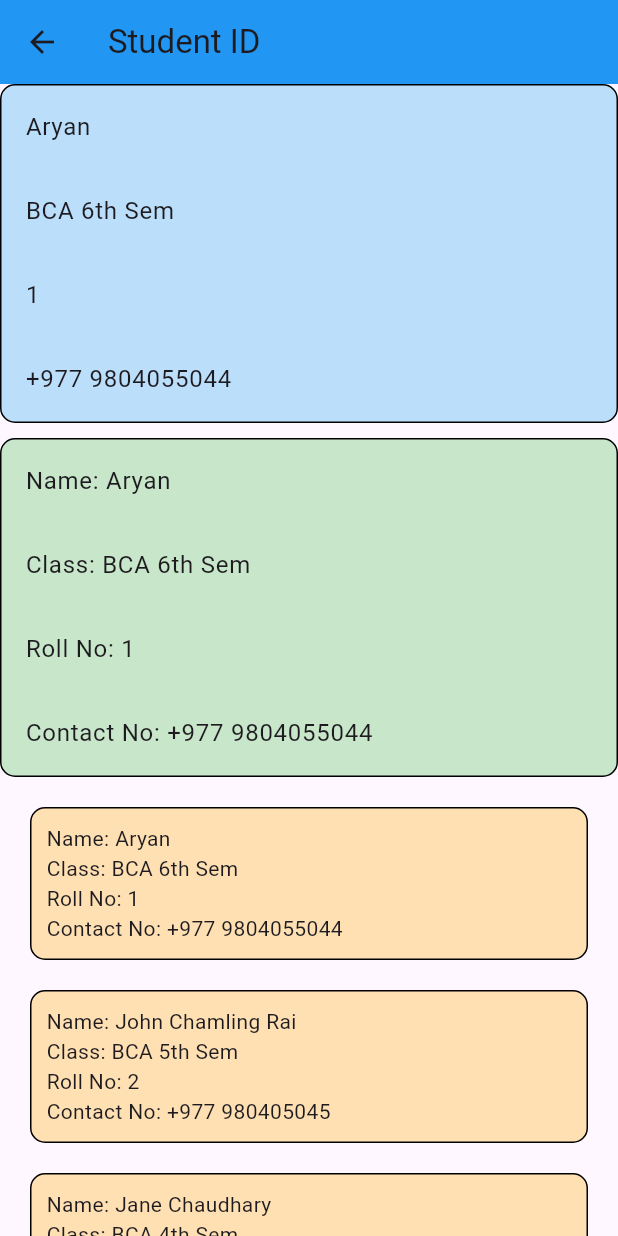
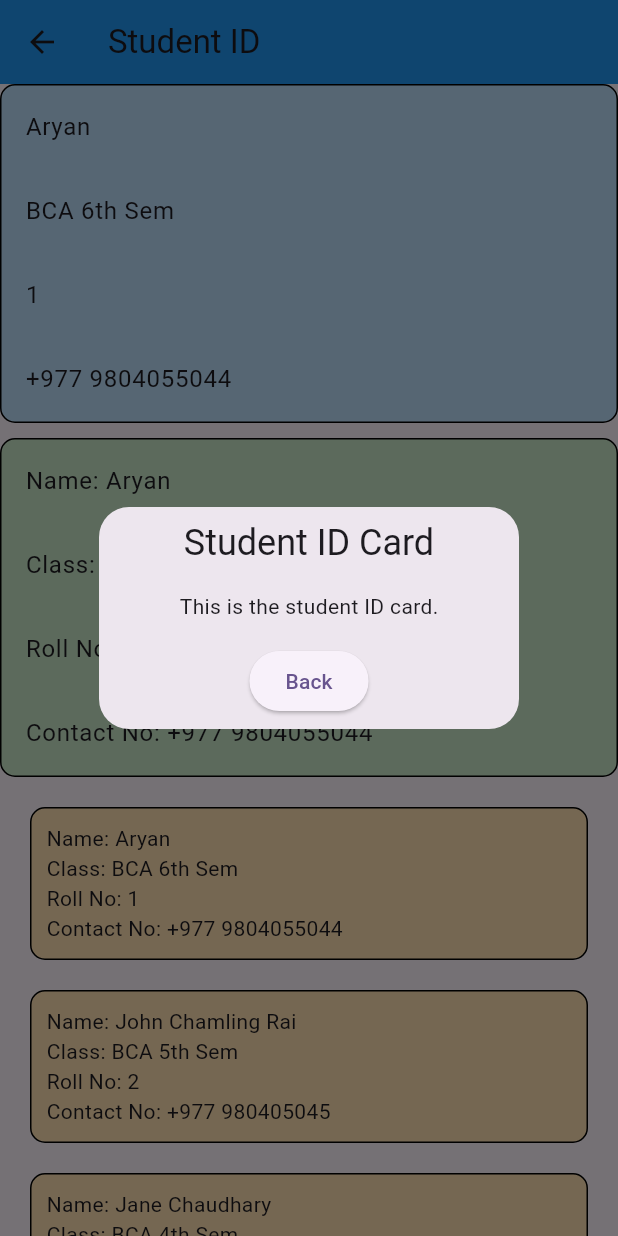
Before and after one commit to omanrai/BCA_6, a Flutter app: the screen it shows after launch, after a tap on "Go to Student ID card", on a phone screen of 412 x 824 dp. Run offline on Flutter 3.47's test engine with Material 3 defaults, Android fonts, the phone set to English and light mode, and no system bars; our stand-ins replace get.

Commit message:
feat: add dialog for Student ID card with confirmation button

```diff
--- a/lib/view/count_app.dart
+++ b/lib/view/count_app.dart
@@ -80,16 +80,16 @@ class CounterApp extends StatelessWidget {
               //   ),
               // );
 
-              // Get.defaultDialog(
-              //   title: "Student ID Card",
-              //   content: Text("This is the student ID card."),
-              //   confirm: ElevatedButton(
-              //     onPressed: () {
-              //       Get.back();
-              //     },
-              //     child: Text("Back"),
-              //   ),
-              // );
+              Get.defaultDialog(
+                title: "Student ID Card",
+                content: Text("This is the student ID card."),
+                confirm: ElevatedButton(
+                  onPressed: () {
+                    Get.back();
+                  },
+                  child: Text("Back"),
+                ),
+              );
             },
             child: Text("Go to Student ID card"),
           ),
```
